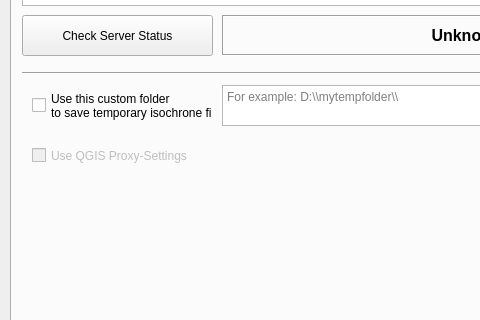
First picture: the form in otp_plugin_dialog_base.ui, repository mkoenigb/OpenTripPlannerPlugin, before the edit; both pictures show x 0 to 480 and y 111 to 431 of the 751 by 573 pixel window.
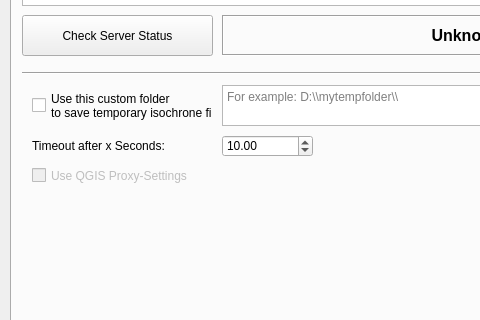
Second picture: the form after the edit. The open tabs and pages were chosen to show the change. Custom widgets are drawn as their Qt base class.

```diff
--- a/otp_plugin_dialog_base.ui
+++ b/otp_plugin_dialog_base.ui
@@ -2312,9 +2312,9 @@
      <property name="geometry">
       <rect>
        <x>20</x>
-       <y>210</y>
+       <y>240</y>
        <width>181</width>
-       <height>41</height>
+       <height>21</height>
       </rect>
      </property>
      <property name="toolTip">
@@ -2333,6 +2333,47 @@
       <bool>false</bool>
      </property>
     </widget>
+    <widget class="QDoubleSpinBox" name="GeneralSettings_Timeout">
+     <property name="geometry">
+      <rect>
+       <x>210</x>
+       <y>210</y>
+       <width>91</width>
+       <height>22</height>
+      </rect>
+     </property>
+     <property name="toolTip">
+      <string>&lt;html&gt;&lt;head/&gt;&lt;body&gt;&lt;p&gt;Value in Seconds when a timeout is reached&lt;/p&gt;&lt;/body&gt;&lt;/html&gt;</string>
+     </property>
+     <property name="decimals">
+      <number>2</number>
+     </property>
+     <property name="minimum">
+      <double>0.010000000000000</double>
+     </property>
+     <property name="maximum">
+      <double>100000.000000000000000</double>
+     </property>
+     <property name="singleStep">
+      <double>0.100000000000000</double>
+     </property>
+     <property name="value">
+      <double>10.000000000000000</double>
+     </property>
+    </widget>
+    <widget class="QLabel" name="label_15">
+     <property name="geometry">
+      <rect>
+       <x>20</x>
+       <y>211</y>
+       <width>181</width>
+       <height>20</height>
+      </rect>
+     </property>
+     <property name="text">
+      <string>Timeout after x Seconds:</string>
+     </property>
+    </widget>
    </widget>
    <widget class="QWidget" name="tab_about">
     <attribute name="title">
```
Left out of the diff: 4 changed lines with no effect on the pictures.
